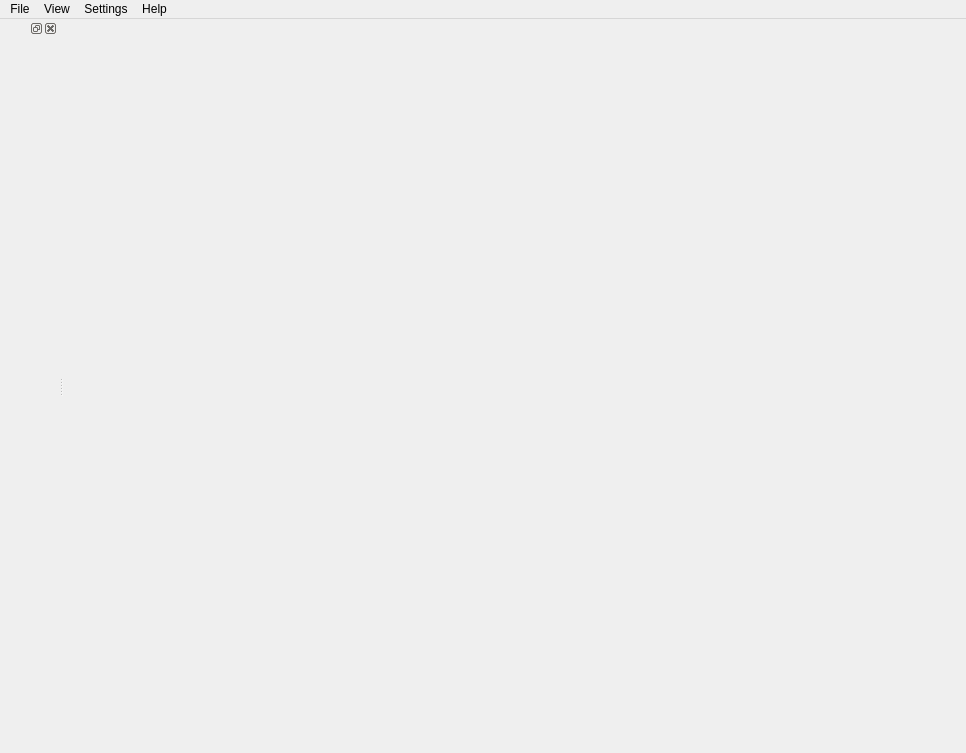
Before: the Qt Designer form src/uberCode.ui in cadet-salzburg/UberCode, drawn with Qt 5.
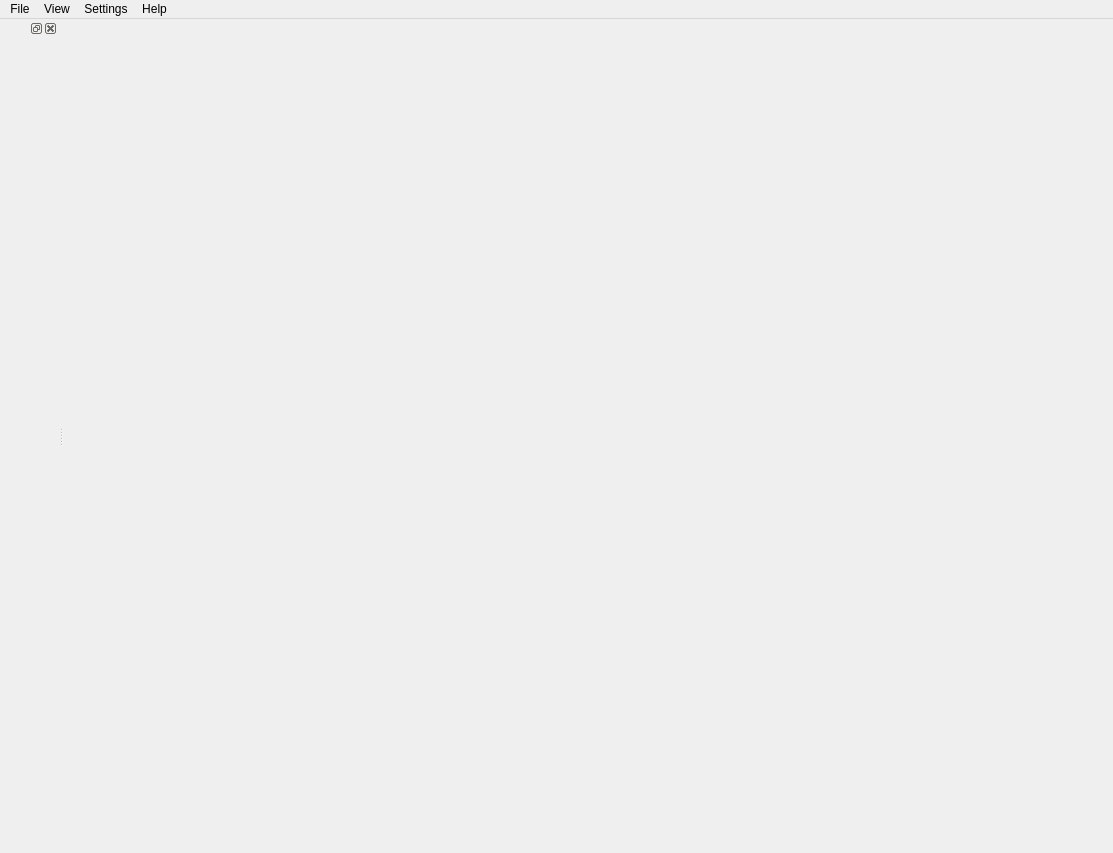
After: the same form once the commit is applied.

Patch:
```diff
--- a/src/uberCode.ui
+++ b/src/uberCode.ui
@@ -6,8 +6,8 @@
    <rect>
     <x>0</x>
     <y>0</y>
-    <width>966</width>
-    <height>753</height>
+    <width>1113</width>
+    <height>853</height>
    </rect>
   </property>
   <property name="windowTitle">
@@ -32,7 +32,7 @@
     <rect>
      <x>0</x>
      <y>0</y>
-     <width>966</width>
+     <width>1113</width>
      <height>21</height>
     </rect>
    </property>
```
